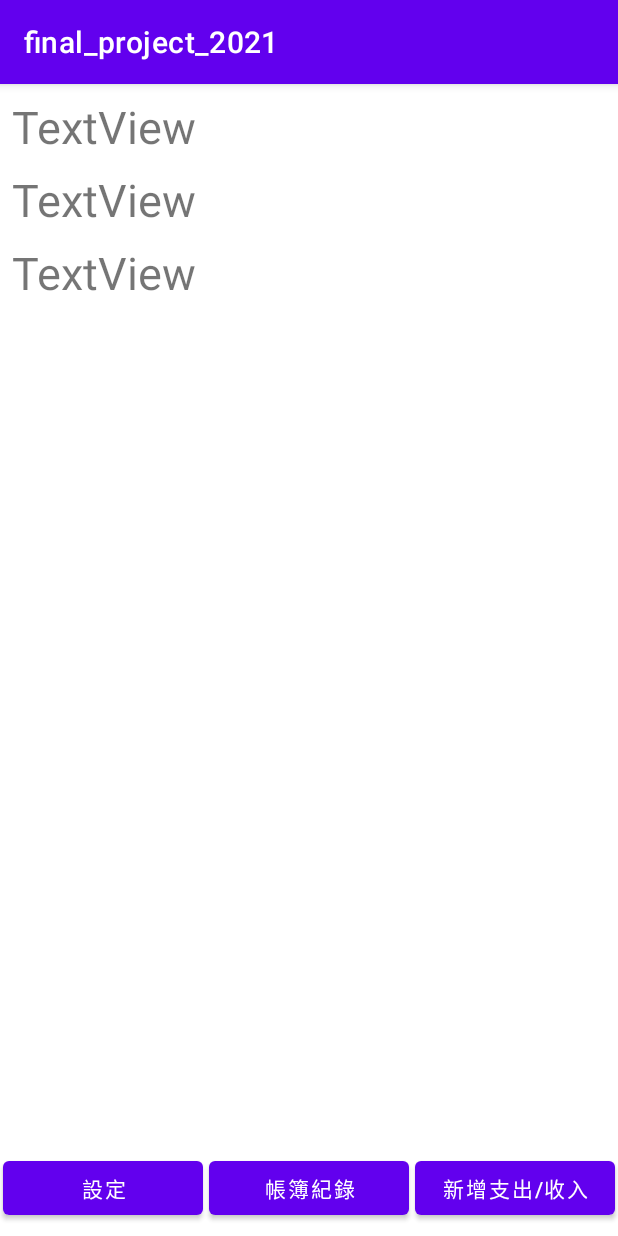
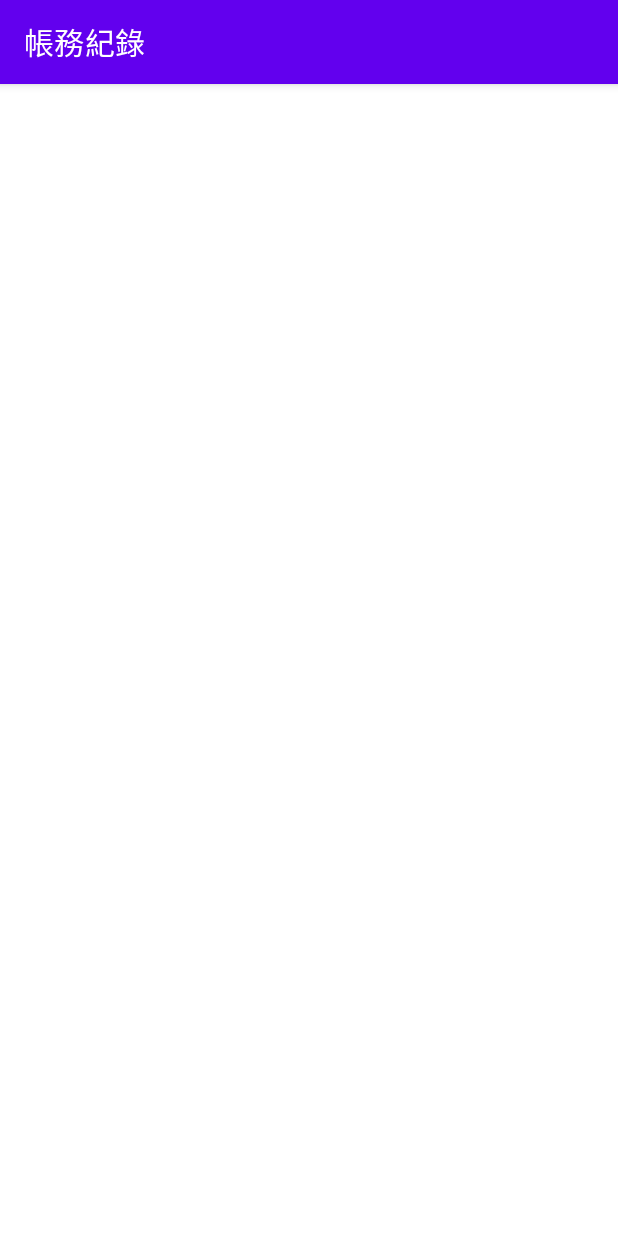
Before and after one commit to IBOTIAndy/109_2Android_final, an Android app: the screen it shows after launch (MainActivity before the commit, moneyLayout after it), after a tap on "帳簿紀錄", on a phone screen of 412 x 824 dp. Run offline under Robolectric (Android 15) with nearby library versions, the light colour scheme and no system bars.

Commit message:
add moneyLayout

```diff
--- a/app/src/main/AndroidManifest.xml
+++ b/app/src/main/AndroidManifest.xml
@@ -9,6 +9,12 @@
         android:roundIcon="@mipmap/ic_launcher_round"
         android:supportsRtl="true"
         android:theme="@style/Theme.Final_project_2021">
+        <activity android:name=".moneyLayout"
+            android:label="@string/app_name_moneyLayout">
+            <meta-data
+                android:name="android.support.PARENT_ACTIVITY"
+                android:value=".MainActivity" />
+        </activity>
         <activity android:name=".MainActivity">
             <intent-filter>
                 <action android:name="android.intent.action.MAIN" />
--- a/app/src/main/java/com/bot/final_project_2021/MainActivity.java
+++ b/app/src/main/java/com/bot/final_project_2021/MainActivity.java
@@ -2,7 +2,9 @@ package com.bot.final_project_2021;
 
 import androidx.appcompat.app.AppCompatActivity;
 
+import android.content.Intent;
 import android.os.Bundle;
+import android.util.Log;
 import android.view.View;
 import android.widget.Button;
 import android.widget.Toast;
@@ -21,9 +23,18 @@ public class MainActivity extends AppCompatActivity {
     public void toAddData(View view){
         Toast.makeText(this, "It can go to add data.", Toast.LENGTH_SHORT).show();
     }
+
     public void toHistory(View view){
-        Toast.makeText(this, "It can go to History.", Toast.LENGTH_SHORT).show();
+        Intent intent = new Intent(this, moneyLayout.class);
+        if(intent.resolveActivity(getPackageManager()) != null){
+            startActivity(intent);
+        }
+        else{
+            Log.d("Intent", "Can't go to history.");
+        }
+//        Toast.makeText(this, "It can go to History.", Toast.LENGTH_SHORT).show();
     }
+
     public void toSettings(View view){
         Toast.makeText(this, "It can go to Settings.", Toast.LENGTH_SHORT).show();
     }
--- /dev/null
+++ b/app/src/main/java/com/bot/final_project_2021/moneyLayout.java
@@ -0,0 +1,14 @@
+package com.bot.final_project_2021;
+
+import androidx.appcompat.app.AppCompatActivity;
+
+import android.os.Bundle;
+
+public class moneyLayout extends AppCompatActivity {
+
+    @Override
+    protected void onCreate(Bundle savedInstanceState) {
+        super.onCreate(savedInstanceState);
+        setContentView(R.layout.activity_money_layout);
+    }
+}
--- /dev/null
+++ b/app/src/main/res/layout/activity_money_layout.xml
@@ -0,0 +1,13 @@
+<?xml version="1.0" encoding="utf-8"?>
+<ScrollView xmlns:android="http://schemas.android.com/apk/res/android"
+    xmlns:app="http://schemas.android.com/apk/res-auto"
+    xmlns:tools="http://schemas.android.com/tools"
+    android:layout_width="match_parent"
+    android:layout_height="match_parent"
+    tools:context=".moneyLayout">
+
+    <LinearLayout
+        android:layout_width="match_parent"
+        android:layout_height="wrap_content"
+        android:orientation="vertical" />
+</ScrollView>
--- a/app/src/main/res/values/strings.xml
+++ b/app/src/main/res/values/strings.xml
@@ -7,4 +7,7 @@
     <string name="income">收入</string>
     <string name="outcome">支出</string>
     <string name="balance">結餘</string>
+
+    <!--moneyLayout-->
+    <string name="app_name_moneyLayout">帳務紀錄</string>
 </resources>
```
